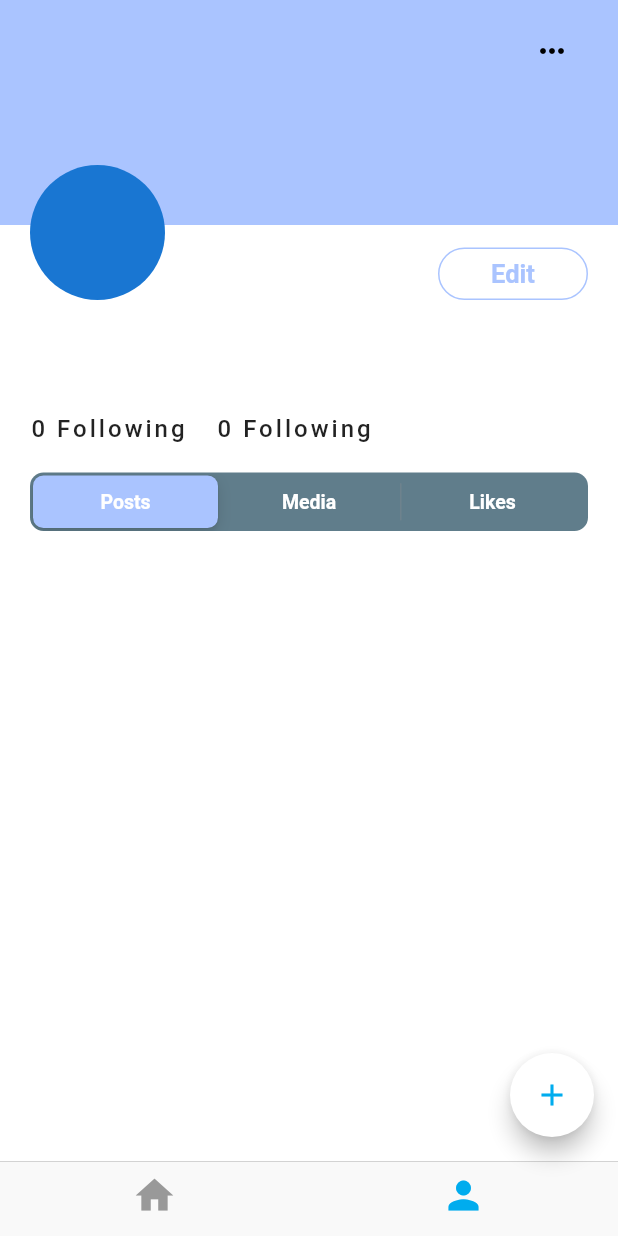
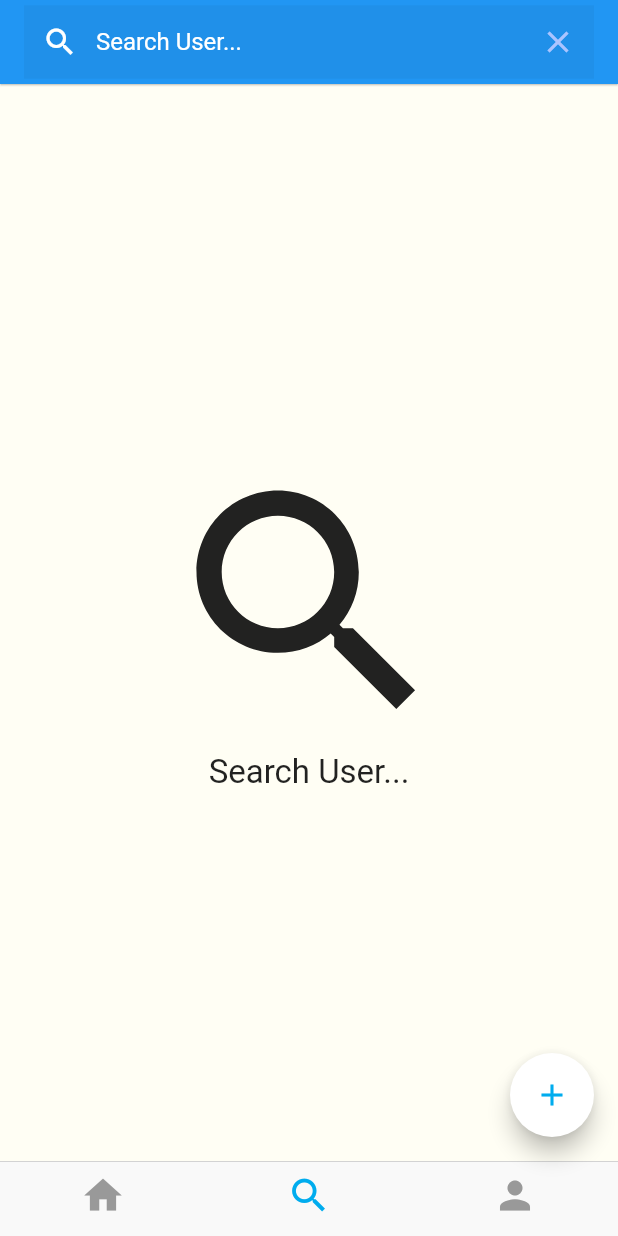
Before and after one commit to ngonhattri/flutter_social, a Flutter app: the screen it shows once a user with an empty profile is signed in, item 2 of the bottom bar chosen, on a phone screen of 412 x 824 dp. Run offline on Flutter 3.47's test engine with Material 2 defaults, Android fonts, the phone set to English and light mode, and no system bars; our stand-ins replace cloud_firestore, equatable, firebase_auth, firebase_core, firebase_storage, flutter_image_compress and 5 more; accounts and stored records are empty.

Commit message:
Add Search User screen

```diff
--- a/lib/screens/feed_screen.dart
+++ b/lib/screens/feed_screen.dart
@@ -3,6 +3,7 @@ import 'package:flutter/material.dart';
 import 'package:flutter_social/profile/profile.dart';
 import 'package:flutter_social/screens/home_screen.dart';
 import 'package:flutter_social/screens/posts/create_post_screen.dart';
+import 'package:flutter_social/screens/search/search_screen.dart';
 
 class FeedScreen extends StatefulWidget {
   final String currentUserId;
@@ -21,6 +22,9 @@ class _FeedScreenState extends State<FeedScreen> {
     return Scaffold(
       body: [
         const HomeScreen(),
+        SearchScreen(
+          currentUserId: widget.currentUserId,
+        ),
         ProfileScreen(
           currentUserId: widget.currentUserId,
           visitedUserId: widget.currentUserId,
@@ -53,6 +57,7 @@ class _FeedScreenState extends State<FeedScreen> {
         currentIndex: _selectedTab,
         items: const [
           BottomNavigationBarItem(icon: Icon(Icons.home)),
+          BottomNavigationBarItem(icon: Icon(Icons.search)),
           BottomNavigationBarItem(icon: Icon(Icons.person)),
         ],
       ),
--- /dev/null
+++ b/lib/screens/search/search_screen.dart
@@ -0,0 +1,127 @@
+import 'package:cloud_firestore/cloud_firestore.dart';
+import 'package:flutter/material.dart';
+import 'package:flutter_social/Constants/Constants.dart';
+import 'package:flutter_social/models/user_model.dart';
+import 'package:flutter_social/profile/profile.dart';
+import 'package:flutter_social/services/database_service.dart';
+
+class SearchScreen extends StatefulWidget {
+  final String currentUserId;
+
+  const SearchScreen({Key? key, required this.currentUserId}) : super(key: key);
+
+  @override
+  State<SearchScreen> createState() => _SearchScreenState();
+}
+
+class _SearchScreenState extends State<SearchScreen> {
+  Future<QuerySnapshot>? _users;
+  final TextEditingController _searchController = TextEditingController();
+
+  clearSearch() {
+    WidgetsBinding.instance
+        .addPostFrameCallback((_) => _searchController.clear());
+    setState(() {
+      _users = null;
+    });
+  }
+
+  userTile(UserModel user) {
+    return ListTile(
+      leading: CircleAvatar(
+        radius: 20,
+        backgroundImage: user.profilePicture.isEmpty
+            ? const AssetImage('assets/anya.png')
+            : NetworkImage(user.profilePicture) as ImageProvider,
+      ),
+      title: Text(user.name),
+      onTap: () {
+        Navigator.of(context).push(
+          MaterialPageRoute(
+            builder: (context) => ProfileScreen(
+              currentUserId: widget.currentUserId,
+              visitedUserId: user.id,
+            ),
+          ),
+        );
+      },
+    );
+  }
+
+  @override
+  Widget build(BuildContext context) {
+    return Scaffold(
+      appBar: AppBar(
+        centerTitle: true,
+        elevation: 0.5,
+        title: TextField(
+          controller: _searchController,
+          decoration: InputDecoration(
+            contentPadding: const EdgeInsets.symmetric(vertical: 15),
+            hintText: 'Search User...',
+            hintStyle: const TextStyle(color: Colors.white),
+            border: InputBorder.none,
+            prefixIcon: const Icon(
+              Icons.search,
+              color: Colors.white,
+            ),
+            suffixIcon: IconButton(
+              icon: const Icon(
+                Icons.clear,
+                color: kocialColor,
+              ),
+              onPressed: () {
+                clearSearch();
+              },
+            ),
+            filled: true,
+          ),
+          onChanged: (input) {
+            if (input.isNotEmpty) {
+              setState(() {
+                _users = DatabaseService.searchUsers(input);
+              });
+            }
+          },
+        ),
+      ),
+      body: _users == null
+          ? Center(
+              child: Column(
+                mainAxisAlignment: MainAxisAlignment.center,
+                children: const [
+                  Icon(Icons.search, size: 200),
+                  Text(
+                    'Search User...',
+                    style: TextStyle(
+                      fontSize: 22,
+                      fontWeight: FontWeight.w400,
+                    ),
+                  ),
+                ],
+              ),
+            )
+          : FutureBuilder(
+              future: _users,
+              builder: (BuildContext context, AsyncSnapshot snapshot) {
+                if (!snapshot.hasData) {
+                  return const Center(
+                    child: CircularProgressIndicator(),
+                  );
+                }
+                if (snapshot.data.docs.length == 0) {
+                  return const Center(
+                    child: Text('User not found!'),
+                  );
+                }
+                return ListView.builder(
+                    itemCount: snapshot.data.docs.length,
+                    itemBuilder: (BuildContext context, int index) {
+                      UserModel user =
+                          UserModel.fromDoc(snapshot.data.docs[index]);
+                      return userTile(user);
+                    });
+              }),
+    );
+  }
+}
```
Also changed, not shown: lib/services/database_service.dart (+10 -1 lines).
